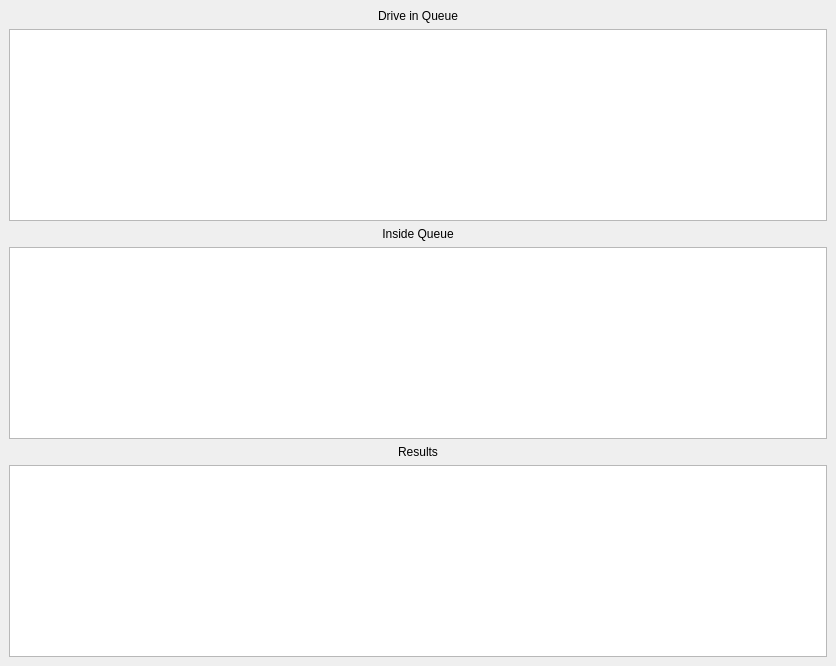
Above: runwindow.ui from ragrag/Queue-Simulation-QT before the change. Below: the same form after it.
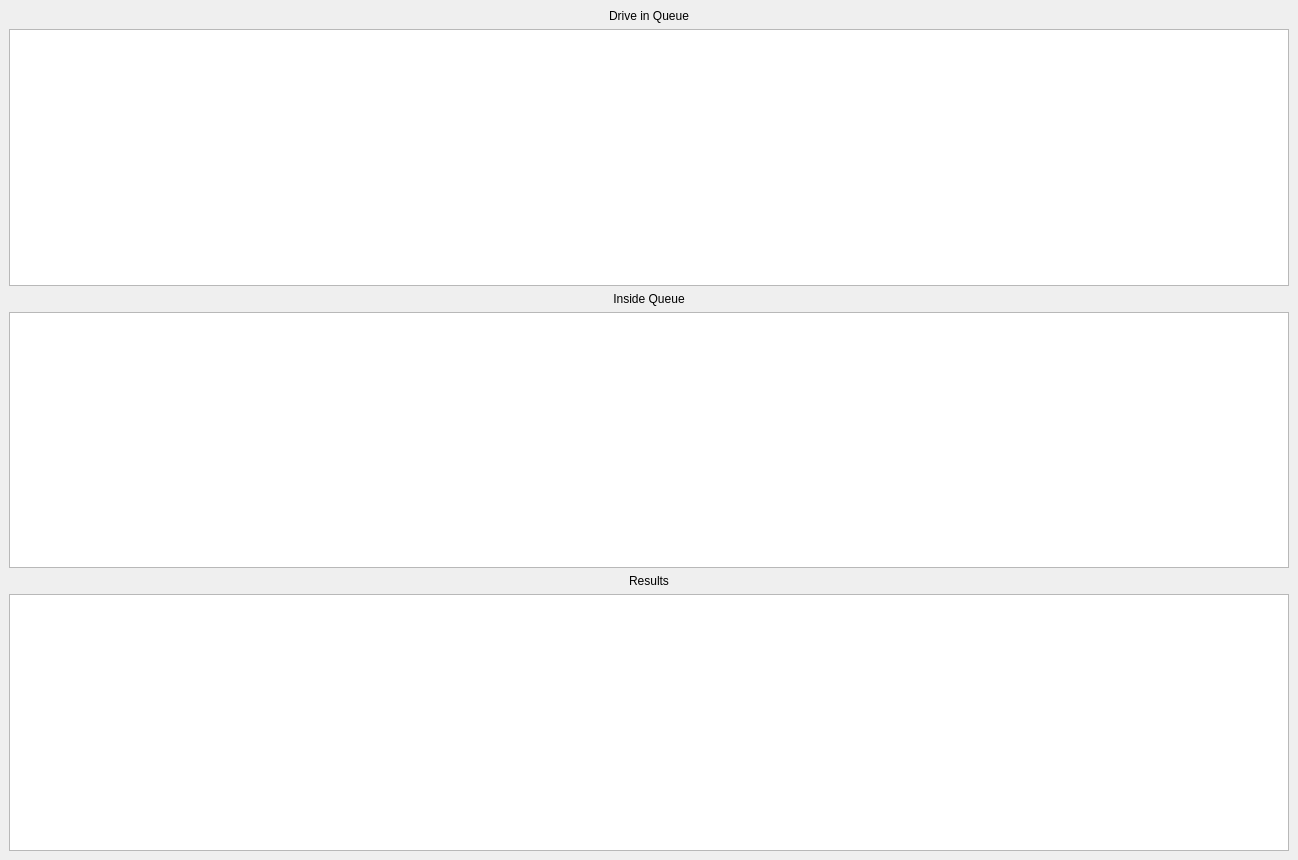
That is the form after the change.

```diff
--- a/runwindow.ui
+++ b/runwindow.ui
@@ -6,8 +6,8 @@
    <rect>
     <x>0</x>
     <y>0</y>
-    <width>836</width>
-    <height>666</height>
+    <width>1298</width>
+    <height>860</height>
    </rect>
   </property>
   <property name="windowTitle">
```
